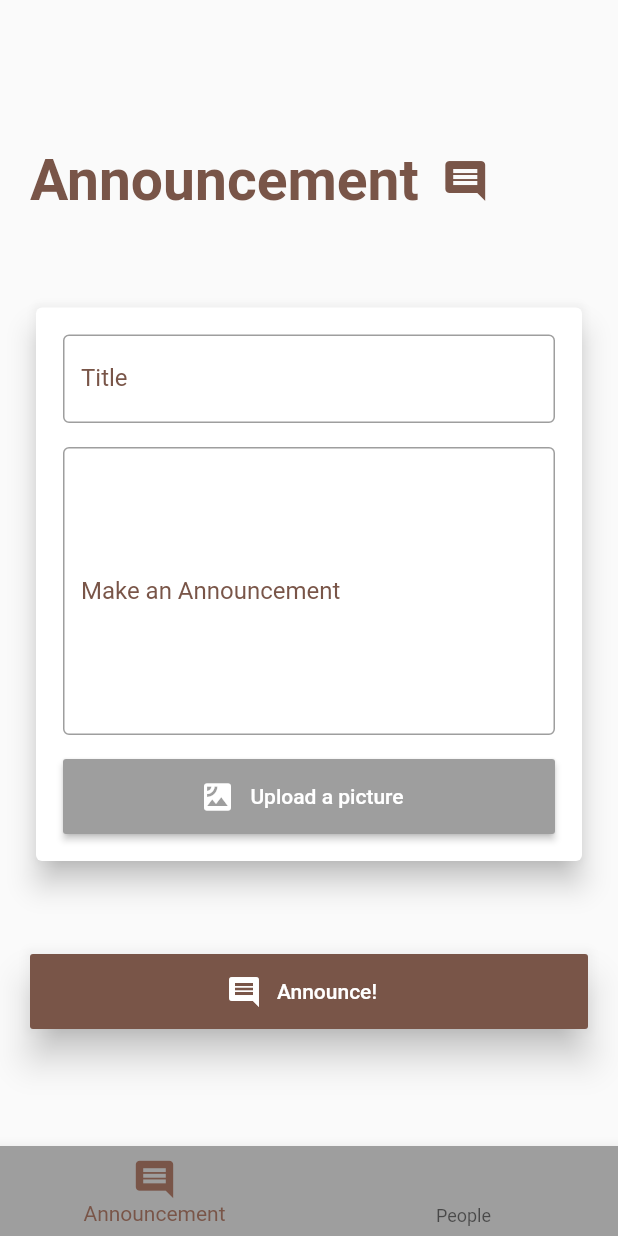
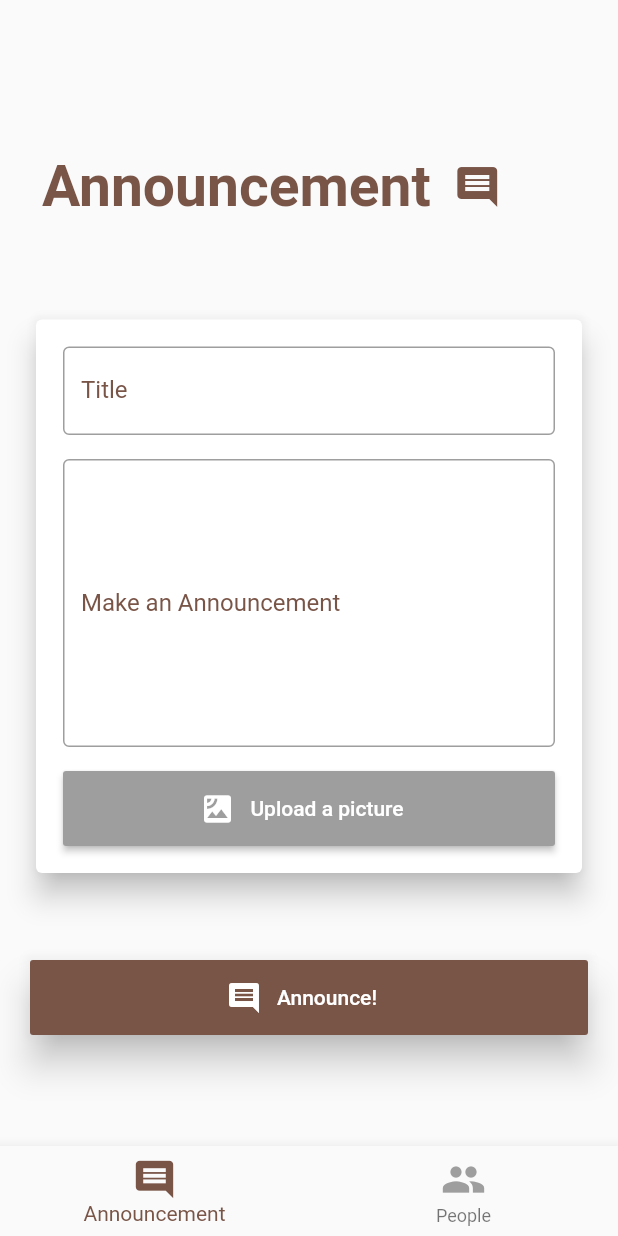
Before and after one commit to ihassanjavaid/Alpha-Garage, a Flutter app: the screen it shows after launch, on a phone screen of 412 x 824 dp. Run offline on Flutter 3.47's test engine with Material 2 defaults, Android fonts, the phone set to English and light mode, and no system bars; our stand-ins replace auto_size_text, circular_profile_avatar, connectivity, firebase_auth, flutter_signin_button, font_awesome_flutter; accounts and stored records are empty.

Commit message:
front-end-60%

```diff
--- a/lib/screens/announcement.dart
+++ b/lib/screens/announcement.dart
@@ -23,7 +23,9 @@ class _AnnouncementState extends State<Announcement> {
               crossAxisAlignment: CrossAxisAlignment.start,
               mainAxisAlignment: MainAxisAlignment.spaceEvenly,
               children: <Widget>[
-                Row(
+                Padding(
+                  padding: const EdgeInsets.all(8.0),
+                  child: Row(
                     children: <Widget>[
                       Text(
                         'Announcement',
@@ -38,6 +40,7 @@ class _AnnouncementState extends State<Announcement> {
                         ),
                       ),
                     ],
+                  ),
                 ),
                 Card(
                   elevation: 8,
--- a/lib/screens/index.dart
+++ b/lib/screens/index.dart
@@ -50,7 +50,6 @@ class _IndexState extends State<Index> {
         currentIndex: _selectedIndex,
         selectedItemColor: Colors.brown,
         onTap: _onItemTapped,
-        backgroundColor: Colors.grey,
       ),
     );
   }
```
Lines whose indentation alone changed are shown as unchanged.
